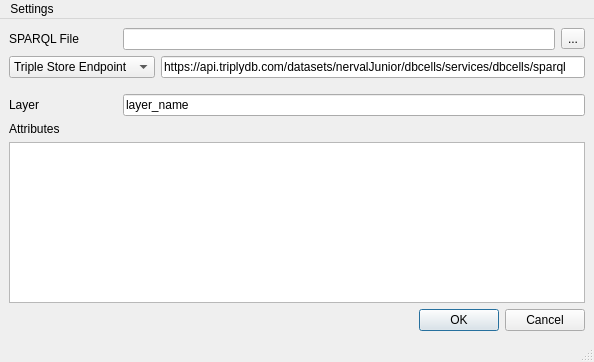
First picture: the form in MainWindow.ui, repository LambdaGeo/qgisparql-triple2layer, before the edit.
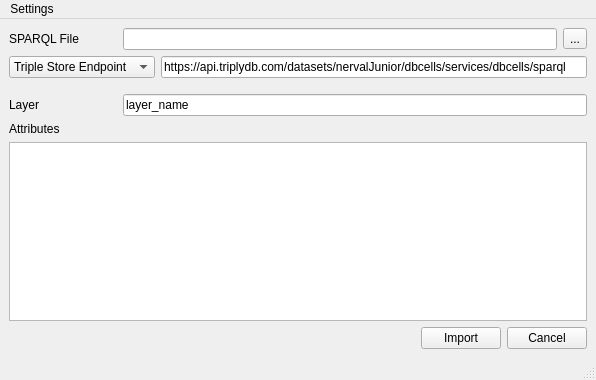
Second picture: the form after the edit.

Commit message: implementação de fechamento de janela

The edit to the form file:
```diff
--- a/MainWindow.ui
+++ b/MainWindow.ui
@@ -6,13 +6,16 @@
    <rect>
     <x>0</x>
     <y>0</y>
-    <width>594</width>
-    <height>362</height>
+    <width>596</width>
+    <height>380</height>
    </rect>
   </property>
   <property name="windowTitle">
    <string>Triple2Layer</string>
   </property>
+  <property name="toolButtonStyle">
+   <enum>Qt::ToolButtonIconOnly</enum>
+  </property>
   <widget class="QWidget" name="centralwidget">
    <layout class="QGridLayout" name="gridLayout">
     <item row="0" column="0">
@@ -141,10 +144,35 @@
           </property>
          </spacer>
         </item>
+        <item>
+         <widget class="QPushButton" name="pushButton">
+          <property name="text">
+           <string>Import</string>
+          </property>
+         </widget>
+        </item>
         <item>
          <widget class="QDialogButtonBox" name="button_box">
+          <property name="sizePolicy">
+           <sizepolicy hsizetype="Fixed" vsizetype="Fixed">
+            <horstretch>0</horstretch>
+            <verstretch>4</verstretch>
+           </sizepolicy>
+          </property>
+          <property name="maximumSize">
+           <size>
+            <width>16777168</width>
+            <height>16777215</height>
+           </size>
+          </property>
+          <property name="toolTipDuration">
+           <number>4</number>
+          </property>
           <property name="standardButtons">
-           <set>QDialogButtonBox::Cancel|QDialogButtonBox::Ok</set>
+           <set>QDialogButtonBox::Cancel</set>
+          </property>
+          <property name="centerButtons">
+           <bool>false</bool>
           </property>
          </widget>
         </item>
@@ -159,7 +187,7 @@
     <rect>
      <x>0</x>
      <y>0</y>
-     <width>594</width>
+     <width>596</width>
      <height>21</height>
     </rect>
    </property>
```
The commit also changes 2 other files.
